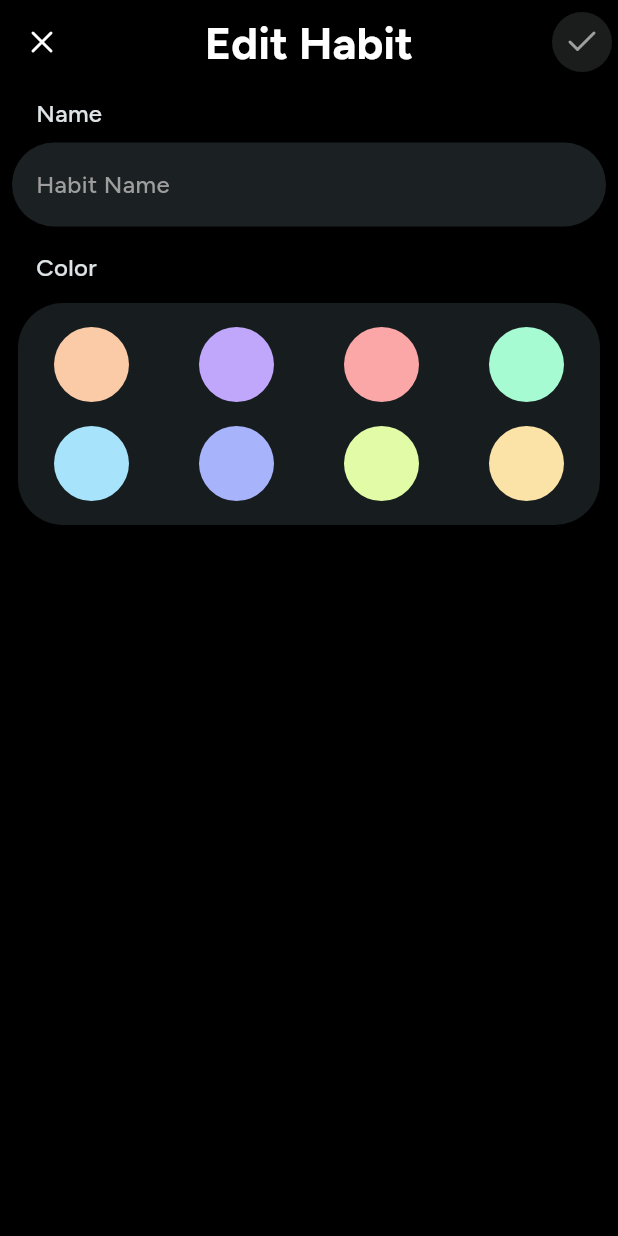
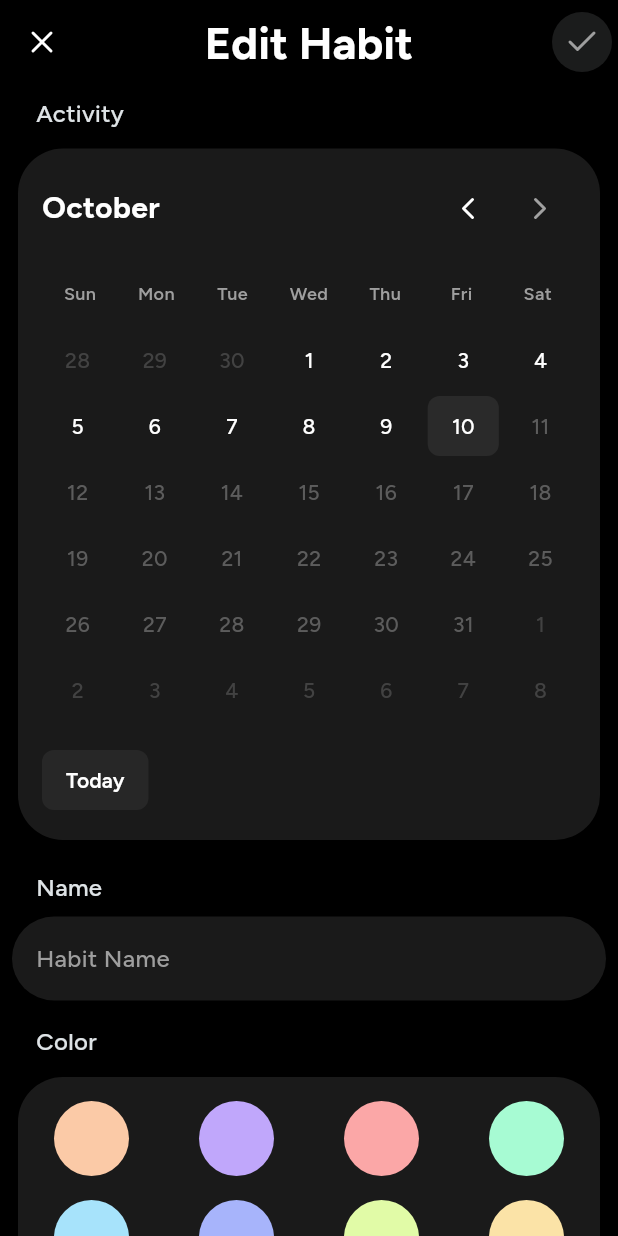
Before and after one commit to tusharonly/norm, a Flutter app: the EditHabitPage screen opened directly with empty values, on a phone screen of 412 x 824 dp. Run offline on Flutter 3.47's test engine with Material 3 defaults, Android fonts, the light colour scheme and no system bars; our stand-ins replace hive_flutter, lucide_icons_flutter; missing offline and left inert: haptic_feedback; accounts and stored records are empty.

Commit message:
add: calender view (30days)

```diff
--- a/lib/src/app.dart
+++ b/lib/src/app.dart
@@ -27,6 +27,12 @@ class NormApp extends StatelessWidget {
           color: AppColors.primaryTextColor,
         ),
       ),
+      cardTheme: CardThemeData(
+        color: AppColors.cardBackgroundColor,
+        shape: RoundedRectangleBorder(
+          borderRadius: BorderRadius.circular(30.0),
+        ),
+      ),
     );
     return MaterialApp(
       home: const HabitsPage(),
--- a/lib/src/pages/create_habit_page.dart
+++ b/lib/src/pages/create_habit_page.dart
@@ -2,10 +2,10 @@ import 'dart:math';
 
 import 'package:flutter/material.dart';
 import 'package:lucide_icons_flutter/lucide_icons.dart';
-import 'package:norm/src/utils/haptic.dart';
 import 'package:norm/src/providers/habits_provider.dart';
 import 'package:norm/src/router.dart';
 import 'package:norm/src/theme.dart';
+import 'package:norm/src/utils/haptic.dart';
 import 'package:norm/src/widgets/color_picker_row.dart';
 import 'package:provider/provider.dart';
 
@@ -105,7 +105,7 @@ class _CreateHabitPageState extends State<CreateHabitPage> {
                       disabledBorder: inputBorder,
                       focusedErrorBorder: inputBorder,
                       filled: true,
-                      fillColor: Theme.of(context).colorScheme.surfaceContainer,
+                      fillColor: AppColors.cardBackgroundColor,
                     ),
                     textCapitalization: TextCapitalization.sentences,
                   ),
--- a/lib/src/pages/edit_habit_page.dart
+++ b/lib/src/pages/edit_habit_page.dart
@@ -7,6 +7,7 @@ import 'package:norm/src/providers/habits_provider.dart';
 import 'package:norm/src/router.dart';
 import 'package:norm/src/theme.dart';
 import 'package:norm/src/utils/haptic.dart';
+import 'package:norm/src/widgets/activity_calender.dart';
 import 'package:norm/src/widgets/color_picker_row.dart';
 import 'package:provider/provider.dart';
 
@@ -53,7 +54,9 @@ class _EditHabitPageState extends State<EditHabitPage> {
       borderSide: BorderSide.none,
     );
 
-    return Scaffold(
+    return GestureDetector(
+      onTap: () => FocusScope.of(context).unfocus(),
+      child: Scaffold(
         appBar: AppBar(
           title: Text("Edit Habit"),
           centerTitle: true,
@@ -91,6 +94,23 @@ class _EditHabitPageState extends State<EditHabitPage> {
                     Padding(
                       padding: const EdgeInsets.only(left: 16.0),
                       child: Text(
+                        "Activity",
+                        style: TextStyle(
+                          fontSize: 16,
+                          fontWeight: FontWeight.w500,
+                        ),
+                      ),
+                    ),
+                    ActivityCalender(habit: widget.habit),
+                  ],
+                ),
+                Column(
+                  spacing: 8,
+                  crossAxisAlignment: CrossAxisAlignment.start,
+                  children: [
+                    Padding(
+                      padding: const EdgeInsets.only(left: 16.0),
+                      child: Text(
                         "Name",
                         style: TextStyle(
                           fontSize: 16,
@@ -99,7 +119,6 @@ class _EditHabitPageState extends State<EditHabitPage> {
                       ),
                     ),
                     TextField(
-                    onTapOutside: (_) => FocusScope.of(context).unfocus(),
                       onChanged: (value) {
                         setState(() => habitName = value);
                       },
@@ -120,7 +139,7 @@ class _EditHabitPageState extends State<EditHabitPage> {
                         disabledBorder: inputBorder,
                         focusedErrorBorder: inputBorder,
                         filled: true,
-                      fillColor: Theme.of(context).colorScheme.surfaceContainer,
+                        fillColor: AppColors.cardBackgroundColor,
                       ),
                       textCapitalization: TextCapitalization.sentences,
                     ),
@@ -157,7 +176,9 @@ class _EditHabitPageState extends State<EditHabitPage> {
                     ),
                   ],
                 ),
+                SizedBox(height: MediaQuery.viewPaddingOf(context).bottom),
               ],
+            ),
           ),
         ),
       ),
--- a/lib/src/pages/habits_page.dart
+++ b/lib/src/pages/habits_page.dart
@@ -19,14 +19,18 @@ class HabitsPage extends StatelessWidget {
       appBar: AppBar(
         title: Text('Habits'),
         actions: [
-          IconButton.filledTonal(
+          IconButton(
+            style: IconButton.styleFrom(
+              backgroundColor: AppColors.cardBackgroundColor,
+            ),
             onPressed: () {
               AppHaptic.buttonPressed();
             },
+            iconSize: 20,
             icon: Icon(LucideIcons.settings),
           ),
           SizedBox(width: 4),
-          IconButton.filledTonal(
+          IconButton(
             style: IconButton.styleFrom(
               backgroundColor: AppColors.primaryColor,
               shape: RoundedRectangleBorder(
--- a/lib/src/theme.dart
+++ b/lib/src/theme.dart
@@ -7,6 +7,7 @@ class AppColors {
   static const secondaryTextColor = Colors.grey;
   static const dangerColor = Colors.redAccent;
   static const successColor = Colors.greenAccent;
+  static const cardBackgroundColor = Color(0xFF1a1a1a);
 
   static const List<Color> habitColors = [
     Color(0xFFfbcaa7),
--- /dev/null
+++ b/lib/src/widgets/activity_calender.dart
@@ -0,0 +1,297 @@
+import 'package:flutter/material.dart';
+import 'package:intl/intl.dart';
+import 'package:lucide_icons_flutter/lucide_icons.dart';
+import 'package:norm/src/models/habit_model.dart';
+import 'package:norm/src/providers/habits_provider.dart';
+import 'package:norm/src/theme.dart';
+import 'package:norm/src/utils/extensions.dart';
+import 'package:norm/src/utils/haptic.dart';
+import 'package:provider/provider.dart';
+
+class ActivityCalender extends StatefulWidget {
+  final HabitModel habit;
+
+  const ActivityCalender({
+    super.key,
+    required this.habit,
+  });
+
+  @override
+  State<ActivityCalender> createState() => _ActivityCalenderState();
+}
+
+class _ActivityCalenderState extends State<ActivityCalender> {
+  late DateTime _currentMonth;
+  late DateTime _today;
+
+  @override
+  void initState() {
+    super.initState();
+    _today = DateTime.now();
+    _currentMonth = DateTime(_today.year, _today.month, 1);
+  }
+
+  void _navigateMonth(int direction) {
+    setState(() {
+      _currentMonth = DateTime(
+        _currentMonth.year,
+        _currentMonth.month + direction,
+        1,
+      );
+    });
+    AppHaptic.buttonPressed();
+  }
+
+  void _jumpToToday() {
+    setState(() {
+      _currentMonth = DateTime(_today.year, _today.month, 1);
+    });
+    AppHaptic.buttonPressed();
+  }
+
+  List<DateTime> _getCalendarDays() {
+    final firstDayOfMonth = DateTime(
+      _currentMonth.year,
+      _currentMonth.month,
+      1,
+    );
+
+    // Get the first day of the week (Sunday = 0, Monday = 1, etc.)
+    final firstWeekDay = firstDayOfMonth.weekday % 7;
+
+    // Start from the first Sunday of the calendar view
+    final calendarStart = firstDayOfMonth.subtract(
+      Duration(days: firstWeekDay),
+    );
+
+    // Generate 42 days (6 weeks) for the calendar
+    return List.generate(
+      42,
+      (index) => calendarStart.add(Duration(days: index)),
+    );
+  }
+
+  bool _isDateInCurrentMonth(DateTime date) {
+    return date.month == _currentMonth.month && date.year == _currentMonth.year;
+  }
+
+  bool _isToday(DateTime date) {
+    return date.year == _today.year &&
+        date.month == _today.month &&
+        date.day == _today.day;
+  }
+
+  bool _isHabitCompleted(DateTime date, HabitModel habit) {
+    return habit.history.contains(date.onlydate);
+  }
+
+  void _toggleHabitCompletion(DateTime date) {
+    final habitsProvider = Provider.of<HabitsProvider>(context, listen: false);
+    habitsProvider.toggleHabitDone(
+      id: widget.habit.id,
+      date: date,
+    );
+    AppHaptic.successPressed();
+  }
+
+  @override
+  Widget build(BuildContext context) {
+    final calendarDays = _getCalendarDays();
+
+    return Consumer<HabitsProvider>(
+      builder: (context, habitsProvider, child) {
+        // Get the updated habit from the provider
+        final currentHabit =
+            habitsProvider.habits[widget.habit.id] ?? widget.habit;
+
+        return Card(
+          elevation: 0,
+          shape: RoundedRectangleBorder(
+            borderRadius: BorderRadius.circular(30.0),
+          ),
+          child: Container(
+            padding: const EdgeInsets.all(16),
+            child: Column(
+              children: [
+                // Header with month/year and navigation
+                Row(
+                  mainAxisAlignment: MainAxisAlignment.spaceBetween,
+                  children: [
+                    Text(
+                      _currentMonth.year == _today.year
+                          ? DateFormat('MMMM').format(_currentMonth)
+                          : DateFormat('MMMM yyyy').format(_currentMonth),
+                      style: TextStyle(
+                        fontSize: 20,
+                        fontWeight: FontWeight.bold,
+                        color: AppColors.primaryTextColor,
+                      ),
+                    ),
+                    Row(
+                      children: [
+                        IconButton(
+                          onPressed: () => _navigateMonth(-1),
+                          icon: Icon(
+                            LucideIcons.chevronLeft,
+                            color: AppColors.primaryTextColor,
+                          ),
+                          style: IconButton.styleFrom(
+                            shape: RoundedRectangleBorder(
+                              borderRadius: BorderRadius.circular(8),
+                            ),
+                          ),
+                        ),
+                        IconButton(
+                          onPressed: _isDateInCurrentMonth(DateTime.now())
+                              ? null
+                              : () => _navigateMonth(1),
+                          icon: Icon(
+                            LucideIcons.chevronRight,
+                            color: _isDateInCurrentMonth(DateTime.now())
+                                ? AppColors.primaryTextColor.withAlpha(150)
+                                : AppColors.primaryTextColor,
+                          ),
+                          style: IconButton.styleFrom(
+                            shape: RoundedRectangleBorder(
+                              borderRadius: BorderRadius.circular(8),
+                            ),
+                          ),
+                        ),
+                      ],
+                    ),
+                  ],
+                ),
+
+                const SizedBox(height: 16),
+
+                // Weekday headers
+                Row(
+                  children: ['Sun', 'Mon', 'Tue', 'Wed', 'Thu', 'Fri', 'Sat']
+                      .map(
+                        (day) => Expanded(
+                          child: Container(
+                            padding: const EdgeInsets.symmetric(vertical: 8),
+                            child: Text(
+                              day,
+                              textAlign: TextAlign.center,
+                              style: TextStyle(
+                                color: AppColors.secondaryTextColor,
+                                fontWeight: FontWeight.w600,
+                                fontSize: 12,
+                              ),
+                            ),
+                          ),
+                        ),
+                      )
+                      .toList(),
+                ),
+
+                const SizedBox(height: 8),
+
+                // Calendar grid
+                Column(
+                  spacing: 4,
+                  children: List.generate(
+                    6,
+                    (weekIndex) {
+                      return Row(
+                        spacing: 4,
+                        children: List.generate(7, (dayIndex) {
+                          final dayDate =
+                              calendarDays[weekIndex * 7 + dayIndex];
+                          final isCurrentMonth = _isDateInCurrentMonth(dayDate);
+                          final isToday = _isToday(dayDate);
+                          final isCompleted = _isHabitCompleted(
+                            dayDate,
+                            currentHabit,
+                          );
+                          final isFutureDate = dayDate.isAfter(_today);
+
+                          return Expanded(
+                            child: AnimatedContainer(
+                              duration: Duration(milliseconds: 400),
+                              curve: Curves.easeOut,
+                              height: 40,
+                              decoration: BoxDecoration(
+                                color: isCompleted && isCurrentMonth
+                                    ? currentHabit.color
+                                    : isToday
+                                    ? Colors.grey.withAlpha(30)
+                                    : Colors.transparent,
+                                borderRadius: BorderRadius.circular(8),
+                              ),
+                              child: InkWell(
+                                onTap: isCurrentMonth && !isFutureDate
+                                    ? () => _toggleHabitCompletion(dayDate)
+                                    : null,
+                                splashFactory: NoSplash.splashFactory,
+                                highlightColor: Colors.transparent,
+                                hoverColor: Colors.transparent,
+                                focusColor: Colors.transparent,
+                                child: Center(
+                                  child: Text(
+                                    dayDate.day.toString(),
+                                    style: TextStyle(
+                                      color: isCompleted && isCurrentMonth
+                                          ? (currentHabit.color
+                                                        .computeLuminance() >
+                                                    0.5
+                                                ? Colors
+                                                      .black // Dark text on light background
+                                                : Colors
+                                                      .white) // White text on dark background
+                                          : isCurrentMonth
+                                          ? (isFutureDate
+                                                ? AppColors.secondaryTextColor
+                                                      .withAlpha(128)
+                                                : AppColors.primaryTextColor)
+                                          : AppColors.secondaryTextColor
+                                                .withAlpha(77),
+                                      fontWeight: FontWeight.w500,
+                                    ),
+                                  ),
+                                ),
+                              ),
+                            ),
+                          );
+                        }),
+                      );
+                    },
+                  ),
+                ),
+
+                const SizedBox(height: 16),
+
+                // Today button
+                Row(
+                  children: [
+                    TextButton(
+                      onPressed: _jumpToToday,
+                      style: TextButton.styleFrom(
+                        backgroundColor: Colors.grey.withAlpha(25),
+                        padding: const EdgeInsets.symmetric(
+                          horizontal: 16,
+                          vertical: 8,
+                        ),
+                        shape: RoundedRectangleBorder(
+                          borderRadius: BorderRadius.circular(8),
+                        ),
+                      ),
+                      child: Text(
+                        'Today',
+                        style: TextStyle(
+                          color: AppColors.primaryTextColor,
+                          fontWeight: FontWeight.w600,
+                        ),
+                      ),
+                    ),
+                  ],
+                ),
+              ],
+            ),
+          ),
+        );
+      },
+    );
+  }
+}
```
Lines whose indentation alone changed are shown as unchanged.
